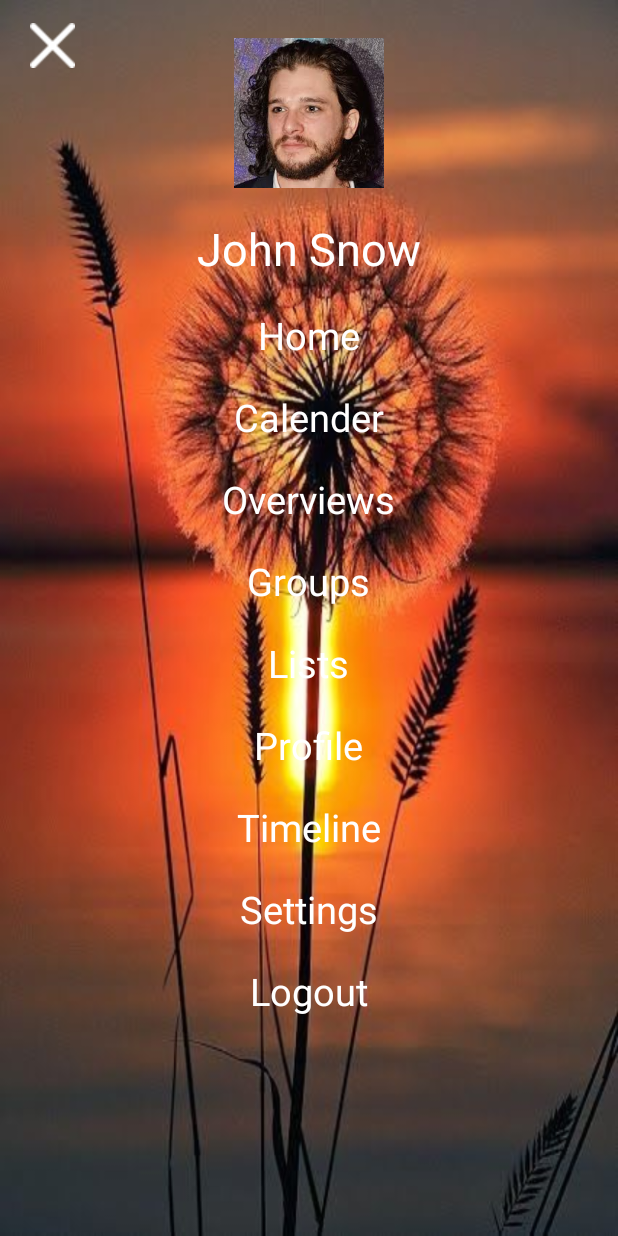
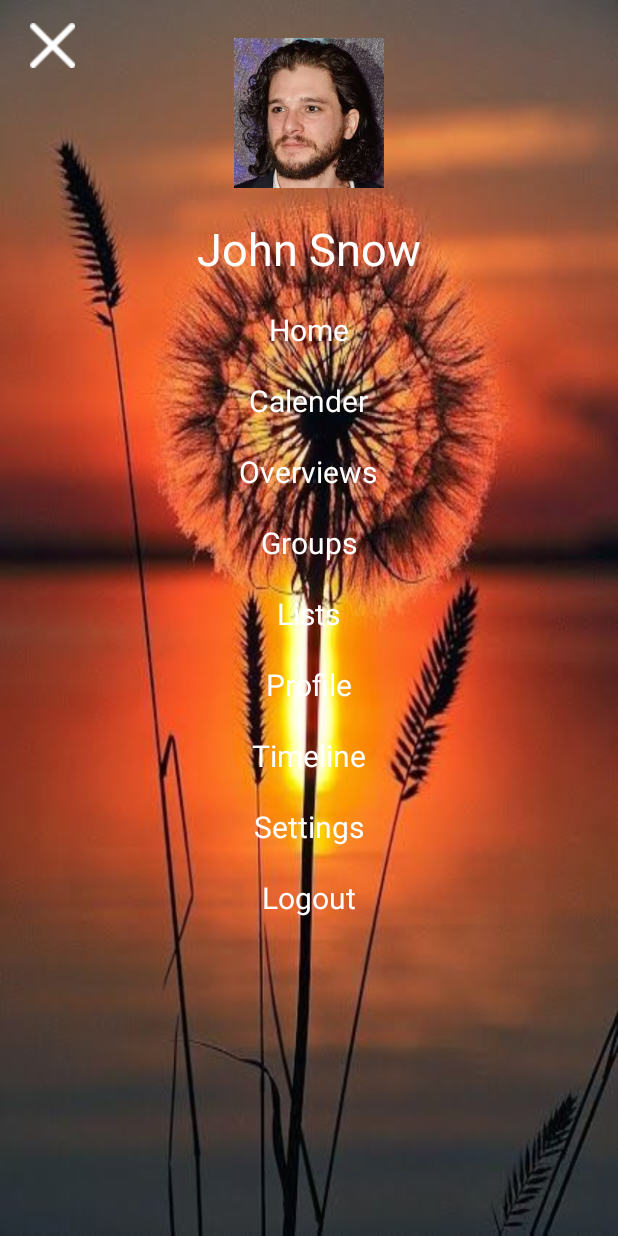
Before and after one commit to syntaxSizer/Golom, an Android app: the Profile screen opened directly, with no data from a screen before it, on a phone screen of 412 x 824 dp. Run offline under Robolectric (Android 15) with nearby library versions, the phone set to English and light mode, and no system bars.

```diff
--- a/app/src/main/java/com/android/qusai/golom/Activity4.java
+++ b/app/src/main/java/com/android/qusai/golom/Activity4.java
@@ -9,11 +9,11 @@ import android.widget.ArrayAdapter;
  * Created by qusai on 5/28/16.
  */
 public class Activity4 extends ListActivity {
-
-    String [] menuList ={"Home", "Calender","Overview","Groups", "Lists","Profile","Timeline","Settings","Logout"};
-protected void onCreate(Bundle icicle){
-    super.onCreate(icicle);
-    ArrayAdapter arrayadapter = new ArrayAdapter<String>(this,R.layout.profile, menuList);
-    setListAdapter(arrayadapter);
+//
+//    String [] menuList ={"Home", "Calender","Overview","Groups", "Lists","Profile","Timeline","Settings","Logout"};
+//protected void onCreate(Bundle icicle){
+//    super.onCreate(icicle);
+//    ArrayAdapter arrayadapter = new ArrayAdapter<String>(this,R.layout.profile, menuList);
+//    setListAdapter(arrayadapter);
+//}
 }
-}
--- a/app/src/main/java/com/android/qusai/golom/Profile.java
+++ b/app/src/main/java/com/android/qusai/golom/Profile.java
@@ -2,9 +2,13 @@ package com.android.qusai.golom;
 
 import android.app.Activity;
 import android.app.ListActivity;
+import android.content.Intent;
 import android.os.Bundle;
 import android.support.v7.app.AppCompatActivity;
+import android.view.View;
 import android.widget.ArrayAdapter;
+import android.widget.Button;
+import android.widget.TextView;
 
 /**
  * Created by qusai on 5/27/16.
@@ -15,5 +19,21 @@ public class Profile extends AppCompatActivity {
     protected void onCreate(Bundle savedInstanceState) {
         super.onCreate(savedInstanceState);
         setContentView(R.layout.profile);
+        btntwo();
+    }
+
+    public void btntwo(){
+        TextView button =(TextView) findViewById(R.id.textView4);
+        button.setOnClickListener(new View.OnClickListener() {
+
+            @Override
+            public void onClick(View v) {
+                Intent intent= new Intent(Profile.this,Activity4.class);
+                startActivity(intent);
+            }
+
+        });
+
+
     }
 }
--- a/app/src/main/res/layout/profile.xml
+++ b/app/src/main/res/layout/profile.xml
@@ -40,7 +40,7 @@
         android:text="Home"
         android:id="@+id/textView4"
         android:layout_gravity="center_horizontal"
-        android:textSize="25dp"
+        android:textSize="20dp"
         android:textColor="#fff"
         android:layout_marginTop="20dp"/>
 
@@ -51,7 +51,7 @@
         android:id="@+id/textView5"
         android:layout_gravity="center_horizontal"
         android:textColor="#fff"
-        android:textSize="25dp"
+        android:textSize="20dp"
         android:layout_marginTop="20dp"/>
 
     <TextView
@@ -61,7 +61,7 @@
         android:id="@+id/textView6"
         android:layout_gravity="center_horizontal"
         android:textColor="#fff"
-        android:textSize="25dp"
+        android:textSize="20dp"
         android:layout_marginTop="20dp"/>
 
     <TextView
@@ -72,7 +72,7 @@
         android:layout_gravity="center_horizontal"
         android:textColor="#fff"
         android:textIsSelectable="false"
-        android:textSize="25dp"
+        android:textSize="20dp"
         android:layout_marginTop="20dp"/>
 
     <TextView
@@ -82,7 +82,7 @@
         android:id="@+id/textView8"
         android:layout_gravity="center_horizontal"
         android:textColor="#fff"
-        android:textSize="25dp"
+        android:textSize="20dp"
         android:layout_marginTop="20dp"/>
 
     <TextView
@@ -93,7 +93,7 @@
         android:layout_gravity="center_horizontal"
         android:textColor="#fff"
         android:textIsSelectable="false"
-        android:textSize="25dp"
+        android:textSize="20dp"
         android:layout_marginTop="20dp"/>
 
     <TextView
@@ -103,7 +103,7 @@
         android:id="@+id/textView10"
         android:layout_gravity="center_horizontal"
         android:textColor="#fff"
-        android:textSize="25dp"
+        android:textSize="20dp"
         android:layout_marginTop="20dp"/>
 
     <TextView
@@ -113,7 +113,7 @@
         android:id="@+id/textView11"
         android:layout_gravity="center_horizontal"
         android:textColor="#fff"
-        android:textSize="25dp"
+        android:textSize="20dp"
         android:layout_marginTop="20dp"/>
 
     <TextView
@@ -123,7 +123,7 @@
         android:id="@+id/textView12"
         android:layout_gravity="center_horizontal"
         android:textColor="#fff"
-        android:textSize="25dp"
+        android:textSize="20dp"
         android:layout_marginTop="20dp"/>
 
 
```
